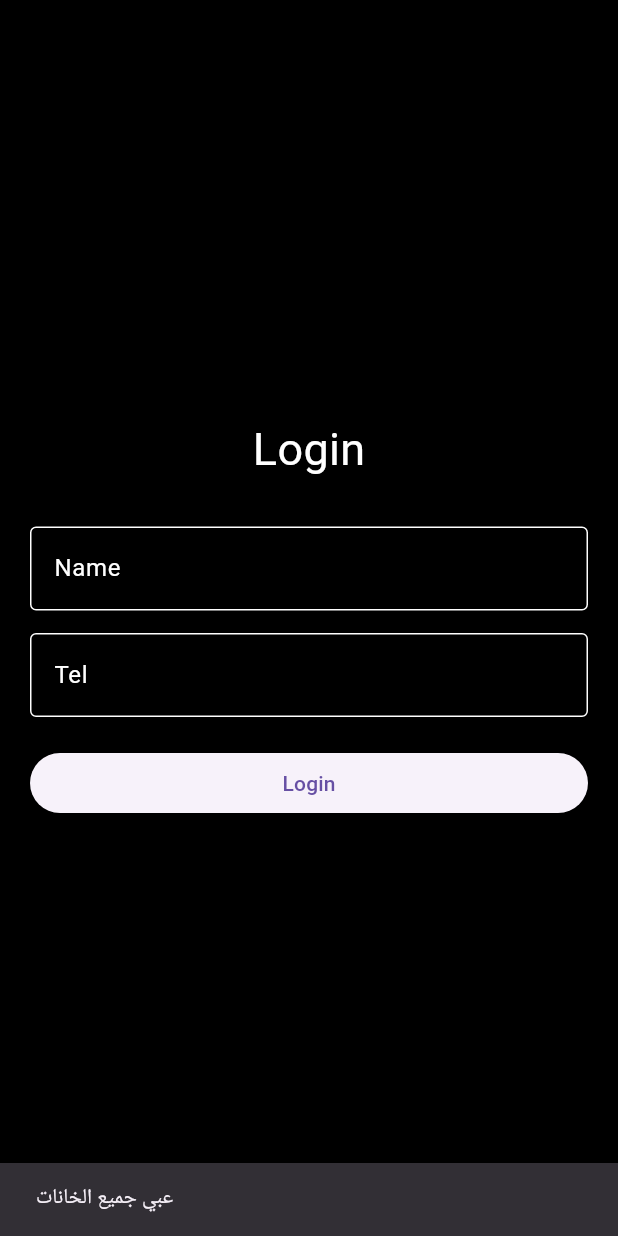
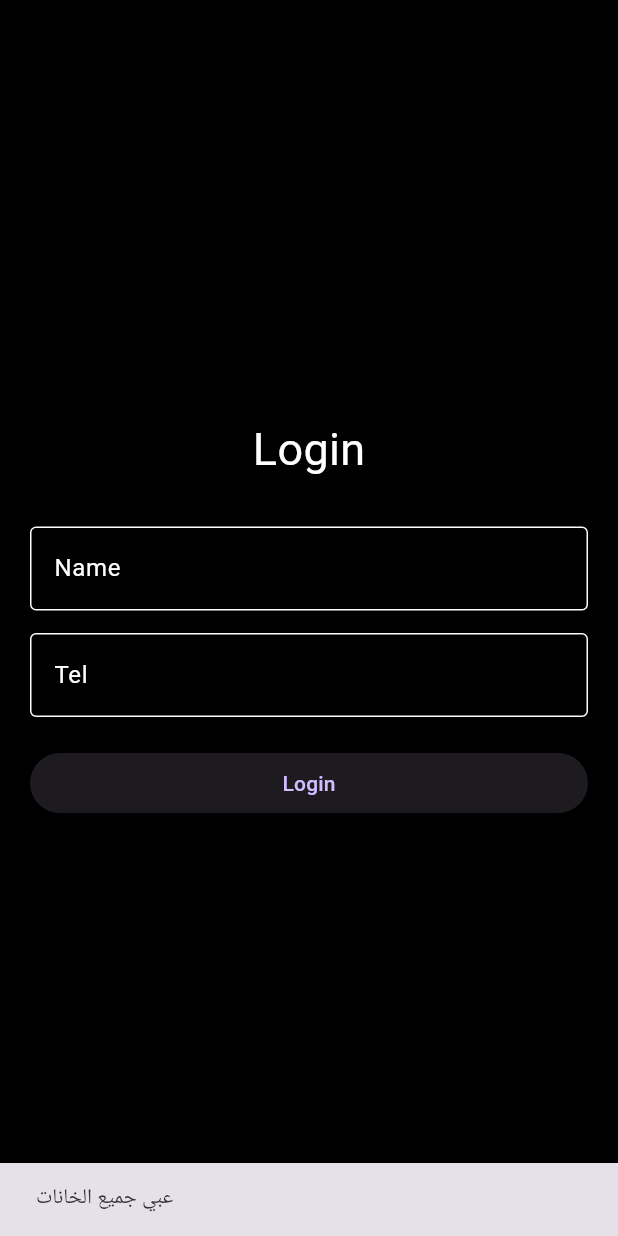
Before and after one commit to ayoub1717/my_flutter_app, a Flutter app: the screen it shows after launch, after a tap on "Login", on a phone screen of 412 x 824 dp. Run offline on Flutter 3.47's test engine with Material 3 defaults, Android fonts, the phone set to English and light mode, and no system bars; our stand-ins replace firebase_core, firebase_messaging, flutter_local_notifications, shared_preferences; accounts and stored records are empty; network calls fail.

Commit message:
update project

```diff
--- a/lib/login_page.dart
+++ b/lib/login_page.dart
@@ -1,4 +1,5 @@
 import 'package:flutter/material.dart';
+import 'package:shared_preferences/shared_preferences.dart';
 import 'package:http/http.dart' as http;
 import 'dart:convert';
 import 'home_page.dart';
--- a/lib/main.dart
+++ b/lib/main.dart
@@ -1,55 +1,66 @@
 import 'package:flutter/material.dart';
 import 'package:firebase_core/firebase_core.dart';
 import 'package:flutter/foundation.dart';
+import 'package:shared_preferences/shared_preferences.dart'; // 👈 ضرورية للحفظ
+import 'dart:convert'; // 👈 ضرورية لفك شفرة البيانات
 import 'login_page.dart';
+import 'home_page.dart'; // 👈 تأكد من استيراد صفحة الـ Home
 import 'firebase_options.dart';
 
-// 🔔 (اختياري) messaging
+// 🔔 messaging
 import 'package:firebase_messaging/firebase_messaging.dart';
 
 void main() async {
   WidgetsFlutterBinding.ensureInitialized();
 
+  // 1. تشغيل Firebase
   await Firebase.initializeApp(options: DefaultFirebaseOptions.currentPlatform);
 
-  // 🔥 نشغّل messaging كان في Android / iOS
+  // 2. تشغيل Messaging للـ Mobile
   if (!kIsWeb) {
     await initMessaging();
   }
 
-  runApp(const MyApp());
+  // 3. التثبت من وجود مستخدم مسجل دخول سابقاً
+  final prefs = await SharedPreferences.getInstance();
+  final String? userRawData = prefs.getString('user_data');
+
+  Widget initialScreen;
+
+  if (userRawData != null) {
+    // إذا لقينا بيانات، نبعثوها للـ Home مباشرة
+    initialScreen = HomePage(userData: jsonDecode(userRawData));
+  } else {
+    // إذا مالقيناش، نفتحو صفحة الـ Login
+    initialScreen = const LoginPage();
+  }
+
+  runApp(MyApp(firstScreen: initialScreen));
 }
 
-// 🔔 Firebase Messaging setup (mobile فقط)
+// 🔔 Firebase Messaging setup
 Future<void> initMessaging() async {
   FirebaseMessaging messaging = FirebaseMessaging.instance;
-
-  // طلب permission
-  NotificationSettings settings = await messaging.requestPermission();
-
-  print('Permission: ${settings.authorizationStatus}');
-
-  // token
+  await messaging.requestPermission();
   String? token = await messaging.getToken();
   print("FCM Token: $token");
 
-  // استقبال notification
   FirebaseMessaging.onMessage.listen((RemoteMessage message) {
     print("New message: ${message.notification?.title}");
   });
 }
 
 class MyApp extends StatelessWidget {
-  const MyApp({super.key});
+  final Widget firstScreen;
+  const MyApp({super.key, required this.firstScreen});
 
   @override
   Widget build(BuildContext context) {
     return MaterialApp(
       debugShowCheckedModeBanner: false,
       title: 'Bargou Gym',
-      theme: ThemeData.light(),
-      darkTheme: ThemeData.dark(),
-      home: const LoginPage(),
+      theme: ThemeData.dark(), // استعملنا الـ Dark كـ افتراضي
+      home: firstScreen, // يفتح الصفحة اللي قررها الـ main
     );
   }
 }
```
Also changed, not shown: pubspec.yaml (+5 -2 lines), pubspec.lock, 1 other file.
